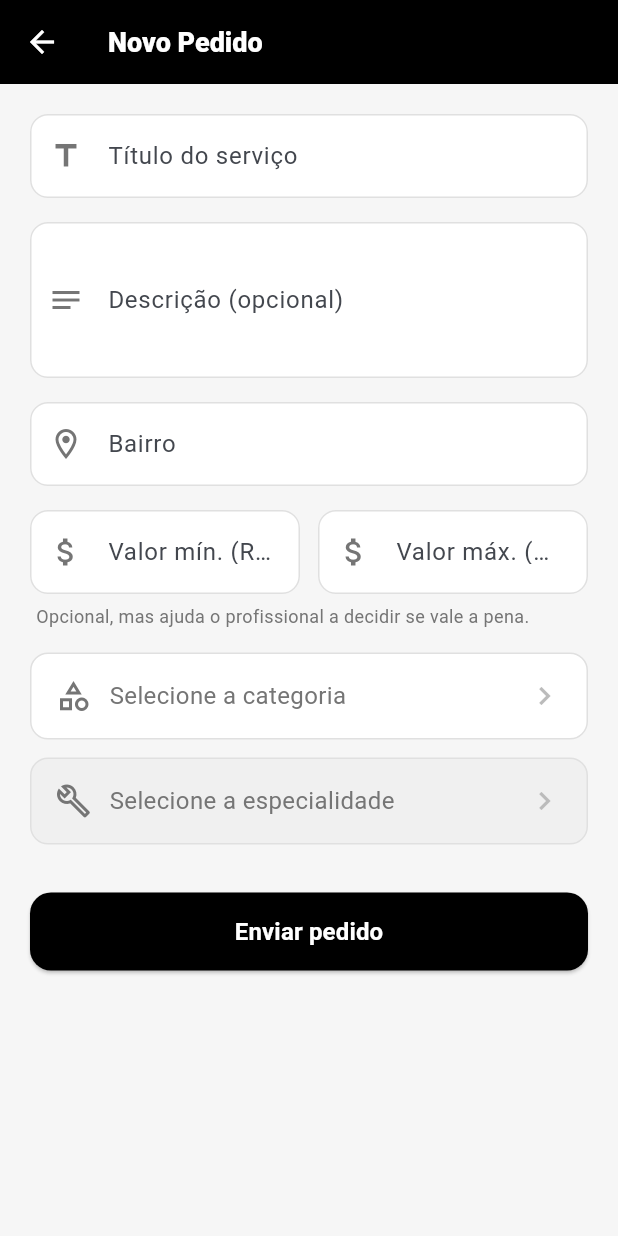
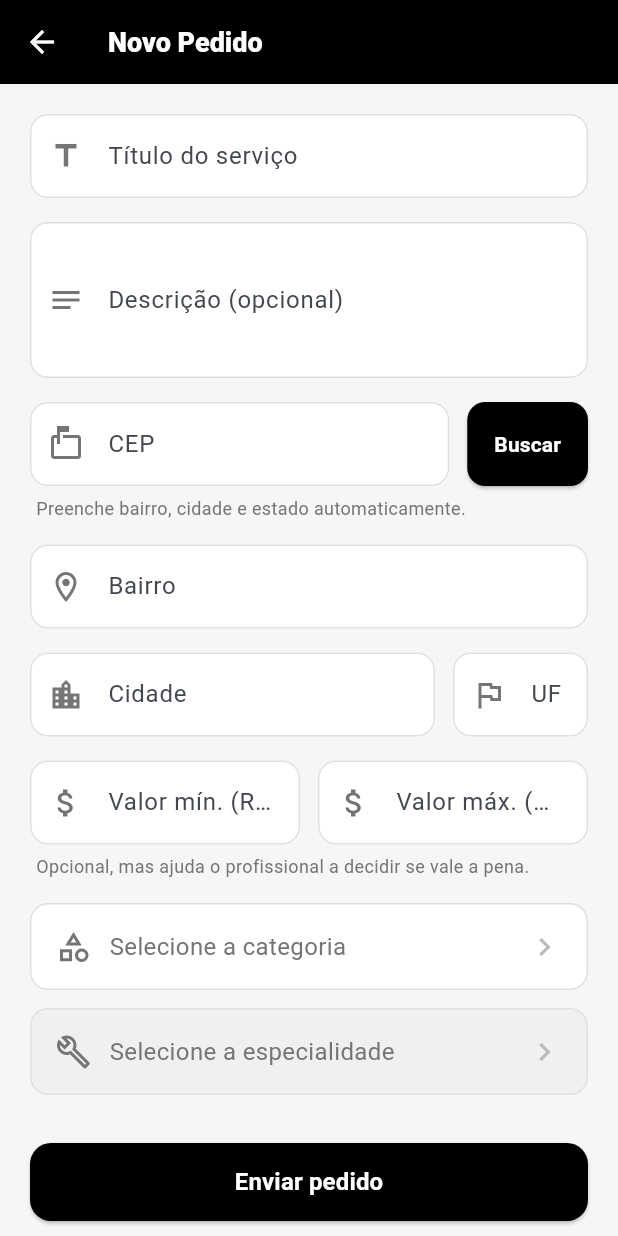
Before and after one commit to antonioj645-droid/ConectaPro, a Flutter app: the NovoPedidoPage screen opened directly, on a phone screen of 412 x 824 dp. Run offline on Flutter 3.47's test engine with Material 3 defaults, Android fonts, the phone set to English and light mode, and no system bars; our stand-ins replace cloud_firestore, firebase_auth, firebase_core, firebase_messaging, fl_chart, flutter_local_notifications and 6 more; accounts and stored records are empty.

Commit message:
Adiciona busca automatica de CEP com preenchimento de cidade e estado

```diff
--- a/lib/pages/novo_pedido_page.dart
+++ b/lib/pages/novo_pedido_page.dart
@@ -22,11 +22,15 @@ class _NovoPedidoPageState extends State<NovoPedidoPage> {
   final _formKey       = GlobalKey<FormState>();
   final _tituloCtrl    = TextEditingController();
   final _descricaoCtrl = TextEditingController();
+  final _cepCtrl       = TextEditingController();
   final _bairroCtrl    = TextEditingController();
+  final _cidadeCtrl    = TextEditingController();
+  final _estadoCtrl    = TextEditingController();
   final _valorMinCtrl  = TextEditingController();
   final _valorMaxCtrl  = TextEditingController();
 
   bool _carregando = false;
+  bool _buscandoCep = false;
   String? _categoriaSelecionada;
   String? _subcategoriaSelecionada;
 
@@ -135,10 +139,56 @@ class _NovoPedidoPageState extends State<NovoPedidoPage> {
   void dispose() {
     _tituloCtrl.dispose();
     _descricaoCtrl.dispose();
+    _cepCtrl.dispose();
     _bairroCtrl.dispose();
+    _cidadeCtrl.dispose();
+    _estadoCtrl.dispose();
     _valorMinCtrl.dispose();
     _valorMaxCtrl.dispose();
     super.dispose();
+  }
+
+  // ─── Busca endereço automaticamente a partir do CEP (API ViaCEP) ───────────
+  Future<void> _buscarCep() async {
+    final cep = _cepCtrl.text.replaceAll(RegExp(r'[^0-9]'), '');
+    if (cep.length != 8) {
+      ScaffoldMessenger.of(context).showSnackBar(
+        const SnackBar(content: Text('CEP inválido. Digite os 8 números.')));
+      return;
+    }
+
+    setState(() => _buscandoCep = true);
+    try {
+      final response = await http
+          .get(Uri.parse('https://viacep.com.br/ws/$cep/json/'))
+          .timeout(const Duration(seconds: 8));
+
+      if (response.statusCode == 200) {
+        final data = jsonDecode(response.body);
+        if (data['erro'] == true) {
+          if (!mounted) return;
+          ScaffoldMessenger.of(context).showSnackBar(
+            const SnackBar(content: Text('CEP não encontrado')));
+          return;
+        }
+        setState(() {
+          _bairroCtrl.text = data['bairro'] ?? '';
+          _cidadeCtrl.text = data['localidade'] ?? '';
+          _estadoCtrl.text = data['uf'] ?? '';
+        });
+      } else {
+        throw Exception('Erro ao consultar CEP');
+      }
+    } catch (_) {
+      if (!mounted) return;
+      ScaffoldMessenger.of(context).showSnackBar(
+        const SnackBar(
+          content: Text('Não foi possível buscar o CEP. Preencha manualmente.'),
+        ),
+      );
+    } finally {
+      if (mounted) setState(() => _buscandoCep = false);
+    }
   }
 
   Future<void> _enviar() async {
@@ -189,6 +239,9 @@ class _NovoPedidoPageState extends State<NovoPedidoPage> {
         'categoria':    _categoriaSelecionada,
         'subcategoria': _subcategoriaSelecionada,
         'bairro':       _bairroCtrl.text.trim(),
+        'cep':          _cepCtrl.text.trim(),
+        'cidade':       _cidadeCtrl.text.trim(),
+        'estado':       _estadoCtrl.text.trim(),
         'valorEstimadoMin': valorMin,
         'valorEstimadoMax': valorMax,
         'visualizacoes': 0,
@@ -381,6 +434,56 @@ class _NovoPedidoPageState extends State<NovoPedidoPage> {
 
             const SizedBox(height: 16),
 
+            // CEP
+            Row(
+              crossAxisAlignment: CrossAxisAlignment.start,
+              children: [
+                Expanded(
+                  child: TextFormField(
+                    controller: _cepCtrl,
+                    keyboardType: TextInputType.number,
+                    decoration: _decoracaoPadrao(
+                      label: 'CEP',
+                      hint: 'Ex: 83000000',
+                      icone: Icons.markunread_mailbox_outlined,
+                    ),
+                  ),
+                ),
+                const SizedBox(width: 12),
+                SizedBox(
+                  height: 56,
+                  child: ElevatedButton(
+                    onPressed: _buscandoCep ? null : _buscarCep,
+                    style: ElevatedButton.styleFrom(
+                      backgroundColor: _black,
+                      shape: RoundedRectangleBorder(
+                          borderRadius: BorderRadius.circular(12)),
+                      padding: const EdgeInsets.symmetric(horizontal: 18),
+                    ),
+                    child: _buscandoCep
+                        ? const SizedBox(
+                            width: 18,
+                            height: 18,
+                            child: CircularProgressIndicator(
+                                color: _white, strokeWidth: 2),
+                          )
+                        : const Text('Buscar',
+                            style: TextStyle(
+                                color: _white, fontWeight: FontWeight.w700)),
+                  ),
+                ),
+              ],
+            ),
+            const Padding(
+              padding: EdgeInsets.only(top: 6, left: 4),
+              child: Text(
+                'Preenche bairro, cidade e estado automaticamente.',
+                style: TextStyle(fontSize: 12, color: Color(0xFF757575)),
+              ),
+            ),
+
+            const SizedBox(height: 16),
+
             // BAIRRO
             TextFormField(
               controller: _bairroCtrl,
@@ -389,6 +492,39 @@ class _NovoPedidoPageState extends State<NovoPedidoPage> {
                 hint: 'Ex: Centro',
                 icone: Icons.location_on_outlined,
               ),
+            ),
+
+            const SizedBox(height: 16),
+
+            // CIDADE E ESTADO
+            Row(
+              children: [
+                Expanded(
+                  flex: 3,
+                  child: TextFormField(
+                    controller: _cidadeCtrl,
+                    decoration: _decoracaoPadrao(
+                      label: 'Cidade',
+                      hint: 'Ex: Curitiba',
+                      icone: Icons.location_city_outlined,
+                    ),
+                  ),
+                ),
+                const SizedBox(width: 12),
+                Expanded(
+                  flex: 1,
+                  child: TextFormField(
+                    controller: _estadoCtrl,
+                    textCapitalization: TextCapitalization.characters,
+                    maxLength: 2,
+                    decoration: _decoracaoPadrao(
+                      label: 'UF',
+                      hint: 'PR',
+                      icone: Icons.flag_outlined,
+                    ).copyWith(counterText: ''),
+                  ),
+                ),
+              ],
             ),
 
             const SizedBox(height: 16),
```
